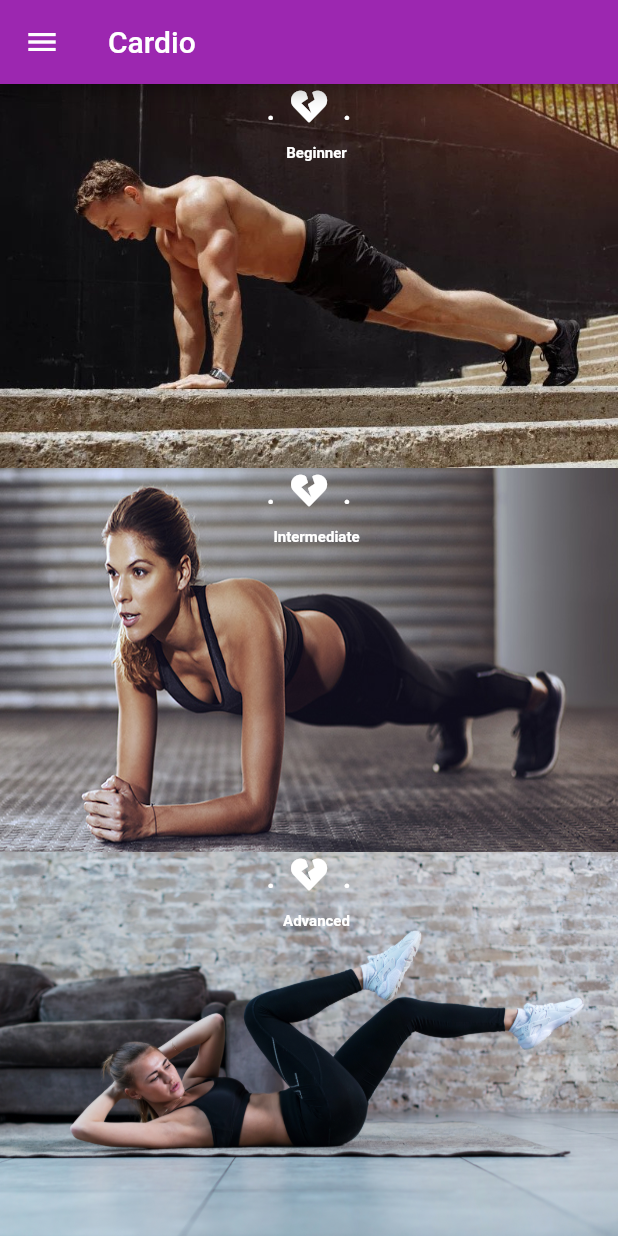
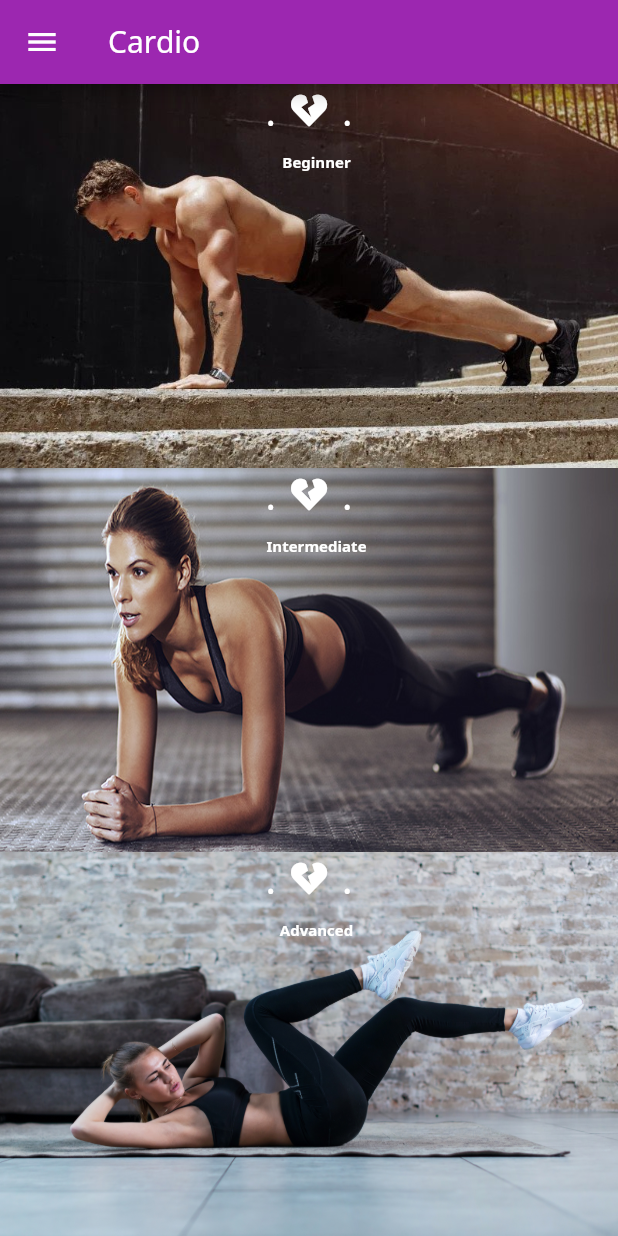
Before and after one commit to NatnaelAlemayehu/Cardio_Workout_Flutter_App, a Flutter app: the screen it shows after launch, on a phone screen of 412 x 824 dp. Run offline on Flutter 3.47's test engine with Material 2 defaults, Android fonts, the phone set to English and light mode, and no system bars; our stand-ins replace font_awesome_flutter, shimmer.

Commit message:
added font

```diff
--- a/lib/main.dart
+++ b/lib/main.dart
@@ -12,9 +12,7 @@ class MyApp extends StatelessWidget {
   @override
   Widget build(BuildContext context) {
     return MaterialApp(
-      theme: ThemeData(
-        primarySwatch: Colors.purple,
-      ),
+      theme: ThemeData(primarySwatch: Colors.purple, fontFamily: 'NotoSans'),
       debugShowCheckedModeBanner: false,
       initialRoute: SplashScreen.id,
       routes: {
--- a/pubspec.yaml
+++ b/pubspec.yaml
@@ -59,9 +59,11 @@ flutter:
   # list giving the asset and other descriptors for the font. For
   # example:
   fonts:
-    - family: Pacifico
+    - family: NotoSans
       fonts:
-        - asset: assets/font/Pacifico-Regular.ttf
+        - asset: assets/font/NotoSans-Regular.ttf
+        - asset: assets/font/NotoSans-Bold.ttf
+          weight: 700
 
   # For details regarding fonts from package dependencies,
   # see https://flutter.dev/custom-fonts/#from-packages
```
Also changed, not shown: assets/font/NotoSans-Bold.ttf (added), assets/font/NotoSans-BoldItalic.ttf (added), assets/font/NotoSans-Italic.ttf (added), assets/font/NotoSans-Regular.ttf (added).
